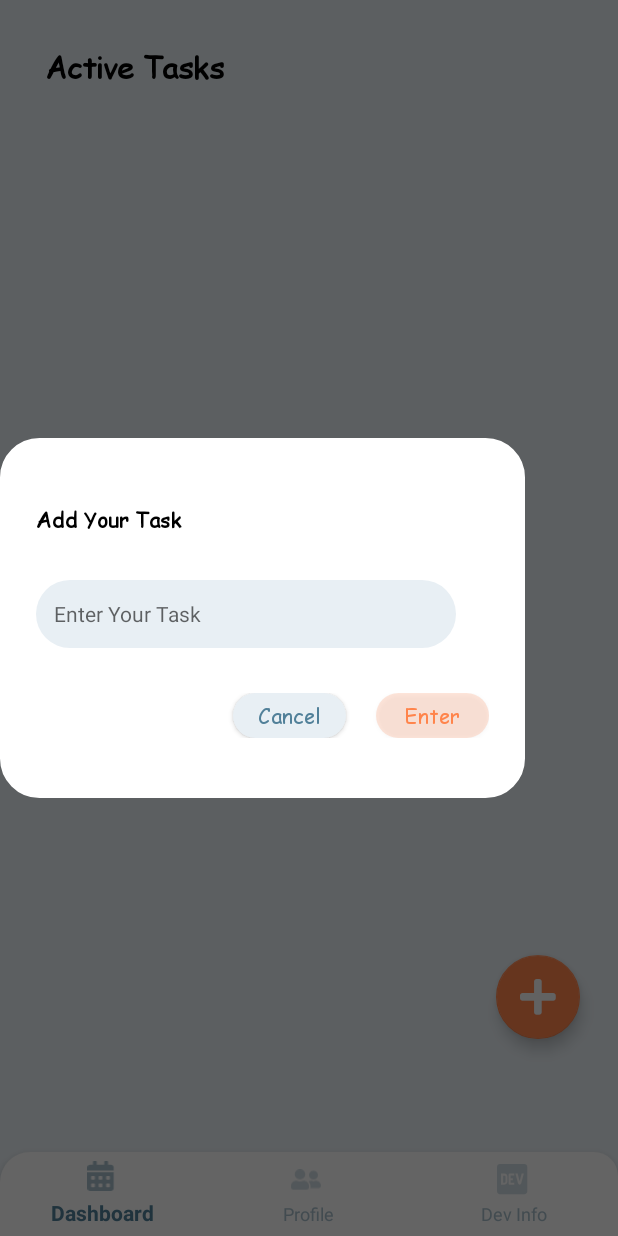
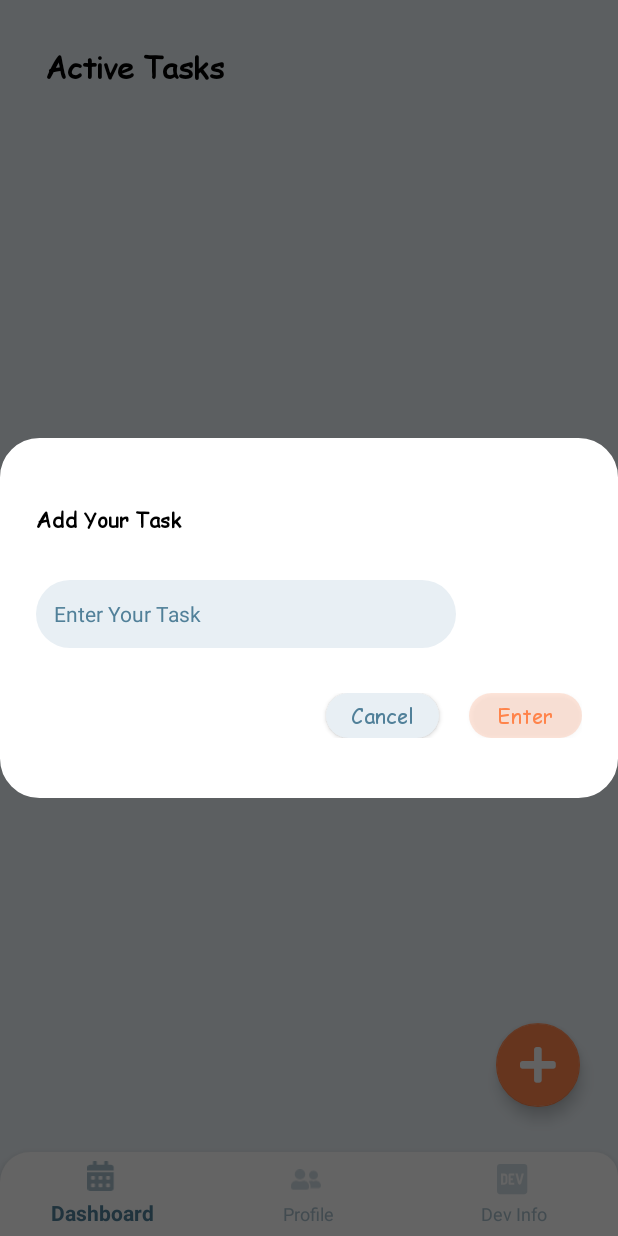
Before and after one commit to malith-kavi/Task-Track-Mobile-Application, an Android app: the HomeFragment screen opened directly, with no data from a screen before it, after a tap on an icon or button, on a phone screen of 412 x 824 dp. Run offline under Robolectric (Android 15) with nearby library versions, the phone set to English and light mode, and no system bars.

Commit message:
updates on code

```diff
--- a/app/src/main/res/layout/activity_login.xml
+++ b/app/src/main/res/layout/activity_login.xml
@@ -56,6 +56,7 @@
             android:fontFamily="@font/comic"
             android:hint="Enter Your Email"
             android:paddingStart="25dp"
+            android:textColorHint="#518099"
             app:layout_constraintBottom_toTopOf="@+id/password"
             app:layout_constraintEnd_toEndOf="parent"
             app:layout_constraintHorizontal_bias="0.504"
@@ -73,7 +74,7 @@
             android:fontFamily="@font/comic"
             android:hint="Enter Your Password"
             android:paddingStart="25dp"
-            android:textColor="@color/black"
+            android:textColorHint="#518099"
             app:layout_constraintEnd_toEndOf="parent"
             app:layout_constraintHorizontal_bias="0.504"
             app:layout_constraintStart_toStartOf="parent"
--- a/app/src/main/res/layout/activity_sign_up.xml
+++ b/app/src/main/res/layout/activity_sign_up.xml
@@ -57,6 +57,7 @@
             android:fontFamily="@font/comic"
             android:hint="Enter Your User Name"
             android:inputType="text"
+            android:textColorHint="#518099"
             android:padding="12dp"
             android:paddingStart="25dp"
             android:textSize="14dp" />
@@ -72,6 +73,7 @@
             android:fontFamily="@font/comic"
             android:hint="Enter Your Email"
             android:inputType="text"
+            android:textColorHint="#518099"
             android:padding="12dp"
             android:paddingStart="25dp"
             android:textSize="14dp" />
@@ -87,6 +89,7 @@
             android:fontFamily="@font/comic"
             android:hint="Enter Your Password"
             android:inputType="textPassword"
+            android:textColorHint="#518099"
             android:padding="12dp"
             android:paddingStart="25dp"
             android:textSize="14dp" />
--- a/app/src/main/res/layout/dialog_add.xml
+++ b/app/src/main/res/layout/dialog_add.xml
@@ -1,6 +1,6 @@
 <?xml version="1.0" encoding="utf-8"?>
 <LinearLayout xmlns:android="http://schemas.android.com/apk/res/android"
-    android:layout_width="350dp"
+    android:layout_width="match_parent"
     android:layout_height="240dp"
     android:orientation="vertical"
     android:padding="24dp"
@@ -26,6 +26,7 @@
         android:layout_marginTop="30dp"
         android:background="@drawable/edit_text"
         android:ems="10"
+        android:textColorHint="#518099"
         android:hint="Enter Your Task"
         android:inputType="text"
         android:padding="12dp"
--- a/app/src/main/res/layout/dialog_edit.xml
+++ b/app/src/main/res/layout/dialog_edit.xml
@@ -26,6 +26,7 @@
         android:background="@drawable/edit_text"
         android:ems="10"
         android:hint="Username"
+        android:textColorHint="#518099"
         android:inputType="text"
         android:paddingStart="25dp"
         android:textSize="14dp"
@@ -40,6 +41,7 @@
         android:background="@drawable/edit_text"
         android:ems="10"
         android:hint="Enter Your Email"
+        android:textColorHint="#518099"
         android:inputType="text"
         android:paddingStart="25dp"
         android:textSize="14dp"
--- a/app/src/main/res/layout/dialog_edit_item.xml
+++ b/app/src/main/res/layout/dialog_edit_item.xml
@@ -26,6 +26,7 @@
         android:layout_marginTop="20dp"
         android:background="@drawable/edit_text"
         android:ems="10"
+        android:textColorHint="#518099"
         android:paddingStart="25dp"
         android:hint="Edit"
         android:inputType="text"
--- a/app/src/main/res/layout/fragment_dev_info.xml
+++ b/app/src/main/res/layout/fragment_dev_info.xml
@@ -35,6 +35,7 @@
         android:paddingBottom="10dp"
         app:layout_constraintBottom_toBottomOf="parent"
         app:layout_constraintTop_toBottomOf="@+id/textView30"
+        app:layout_constraintVertical_bias="0.144"
         tools:layout_editor_absoluteX="0dp">
 
 
--- a/app/src/main/res/layout/fragment_home.xml
+++ b/app/src/main/res/layout/fragment_home.xml
@@ -44,17 +44,17 @@
 
 
     </ScrollView>
+
     <com.google.android.material.floatingactionbutton.FloatingActionButton
         android:id="@+id/btn_add"
         android:layout_width="wrap_content"
         android:layout_height="wrap_content"
-        android:layout_marginBottom="75dp"
-        android:layout_marginEnd="25dp"
+        android:layout_marginRight="25dp"
+        android:layout_marginBottom="30dp"
         android:src="@drawable/plus"
         app:backgroundTint="#FF844B"
         app:layout_constraintBottom_toBottomOf="parent"
-        app:layout_constraintRight_toRightOf="parent"
-        />
+        app:layout_constraintRight_toRightOf="parent" />
 
 
 </androidx.constraintlayout.widget.ConstraintLayout>
```
Also changed, not shown: app/src/main/res/layout/fragment_profile.xml (+3 -4 lines).
